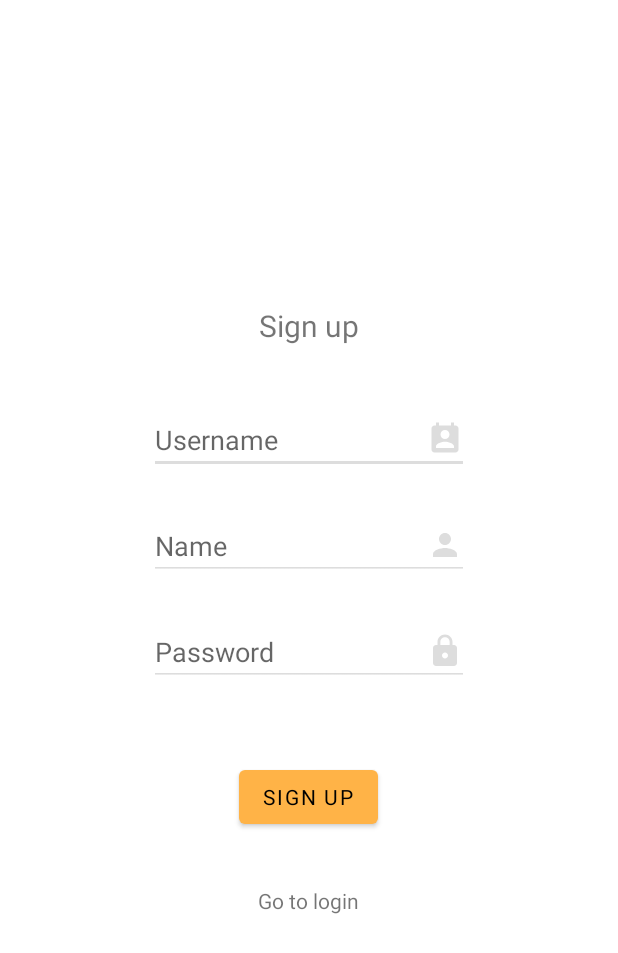
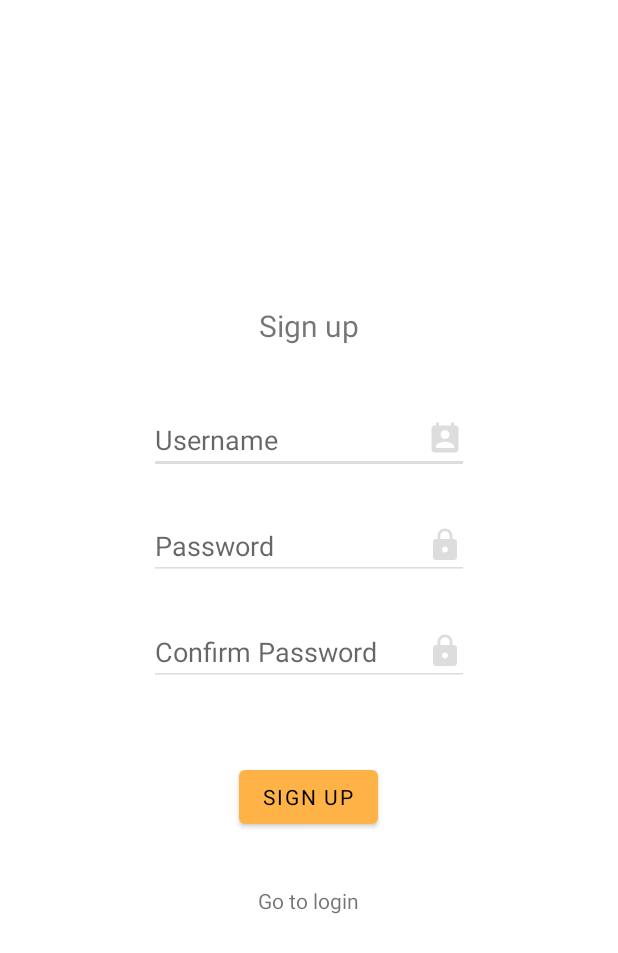
Before and after one commit to jx-gao/Woofer, an Android app: the SignUp screen opened directly, with no data from a screen before it, after a tap on "SIGN UP", on a phone screen of 412 x 824 dp. Shown: the top 953 px of the screen. Run offline under Robolectric (Android 15) with nearby library versions, the light colour scheme and no system bars; Roboto replaces fonts that are not available here.

Commit message:
SHA256 Password Hashing

```diff
--- a/app/src/main/java/com/example/woofer/AddFriend.java
+++ b/app/src/main/java/com/example/woofer/AddFriend.java
@@ -91,8 +91,8 @@ public class AddFriend extends AppCompatActivity {
 
             for (int i = 0; i < jr.length(); i++) {
                 JSONObject jb = (JSONObject) jr.get(i);
-                String fof = jb.getString("USERNAME2");
-                String friend = jb.getString("USERNAME1");
+                String fof = jb.getString("FRIEND");
+                String friend = jb.getString("USERNAME");
                 displayContent(friend, fof);
             }
         } catch (JSONException e) {
--- a/app/src/main/java/com/example/woofer/FriendList.java
+++ b/app/src/main/java/com/example/woofer/FriendList.java
@@ -114,7 +114,7 @@ public class FriendList extends AppCompatActivity {
 
             for (int i = 0; i < jr.length(); i++) {
                 JSONObject jb = (JSONObject) jr.get(i);
-                String friendUName = jb.getString("Username");
+                String friendUName = jb.getString("USERNAME");
                 displayContent(friendUName);
 
             }
--- a/app/src/main/java/com/example/woofer/SignUp.java
+++ b/app/src/main/java/com/example/woofer/SignUp.java
@@ -8,9 +8,12 @@ import android.widget.Toast;
 
 import androidx.appcompat.app.AppCompatActivity;
 
+import java.io.UnsupportedEncodingException;
+import java.security.NoSuchAlgorithmException;
+
 public class SignUp extends AppCompatActivity {
 
-    private EditText editTextUsername, editTextName, editTextPassword;
+    private EditText editTextUsername, editTextConfirmPassword, editTextPassword;
 
     @Override
     protected void onCreate(Bundle savedInstanceState) {
@@ -18,11 +21,10 @@ public class SignUp extends AppCompatActivity {
         setContentView(R.layout.activity_sign_up);
     }
 
-    public void createNewUser(){
+    public void createNewUser() throws UnsupportedEncodingException, NoSuchAlgorithmException {
         ContentValues cv = new ContentValues();
         cv.put("username", editTextUsername.getText().toString());
-        cv.put("name", editTextName.getText().toString());
-        cv.put("password", editTextPassword.getText().toString());
+        cv.put("password", Login.computeHash(editTextPassword.getText().toString()));
 
         PHPRequest request = new PHPRequest();
         request.doRequest(SignUp.this, "signup", cv, new RequestHandler() {
@@ -36,7 +38,7 @@ public class SignUp extends AppCompatActivity {
     public boolean checkFieldsEmpty(){
         return editTextUsername.getText().toString().equals("")
                 || editTextPassword.getText().toString().equals("")
-                || editTextName.getText().toString().equals("");
+                || editTextConfirmPassword.getText().toString().equals("");
     }
 
     public void proccessOutcome(String response){
@@ -52,13 +54,18 @@ public class SignUp extends AppCompatActivity {
         Toast.makeText(SignUp.this, "Error trying to create user, try again later", Toast.LENGTH_LONG).show();
     }
 
-    public void doSignup(View view) {
+    public void doSignup(View view) throws UnsupportedEncodingException, NoSuchAlgorithmException {
         editTextUsername = findViewById(R.id.editTextSignupUsername);
-        editTextName = findViewById(R.id.editTextSignupName);
         editTextPassword = findViewById(R.id.editTextSignupPassword);
+        editTextConfirmPassword = findViewById(R.id.editTextSignupConfirmPassword);
 
         if(checkFieldsEmpty()){
             Toast.makeText(SignUp.this, "One or more fields are empty", Toast.LENGTH_LONG).show();
+            return;
+        }
+
+        if (!editTextConfirmPassword.getText().toString().equals(editTextPassword.getText().toString())){
+            Toast.makeText(SignUp.this, "Passwords don't match", Toast.LENGTH_LONG).show();
             return;
         }
 
--- a/app/src/main/res/layout/activity_sign_up.xml
+++ b/app/src/main/res/layout/activity_sign_up.xml
@@ -41,18 +41,6 @@
                 tools:ignore="Autofill" />
 
             <EditText
-                android:id="@+id/editTextSignupName"
-                android:layout_width="wrap_content"
-                android:layout_height="wrap_content"
-                android:layout_marginTop="25dp"
-                android:drawableRight="@drawable/ic_drawable_person"
-                android:ems="10"
-                android:hint="@string/name"
-                android:inputType="textPersonName"
-                android:drawableEnd="@drawable/ic_drawable_person"
-                tools:ignore="Autofill" />
-
-            <EditText
                 android:id="@+id/editTextSignupPassword"
                 android:layout_width="wrap_content"
                 android:layout_height="wrap_content"
@@ -60,6 +48,18 @@
                 android:drawableRight="@drawable/ic_drawable_lock"
                 android:ems="10"
                 android:hint="@string/password"
+                android:inputType="textPassword"
+                android:drawableEnd="@drawable/ic_drawable_lock"
+                tools:ignore="Autofill" />
+
+            <EditText
+                android:id="@+id/editTextSignupConfirmPassword"
+                android:layout_width="wrap_content"
+                android:layout_height="wrap_content"
+                android:layout_marginTop="25dp"
+                android:drawableRight="@drawable/ic_drawable_lock"
+                android:ems="10"
+                android:hint="Confirm Password"
                 android:inputType="textPassword"
                 android:drawableEnd="@drawable/ic_drawable_lock"
                 tools:ignore="Autofill" />
```
Also changed, not shown: app/src/main/java/com/example/woofer/Login.java (+27 -5 lines), 1 other file.
